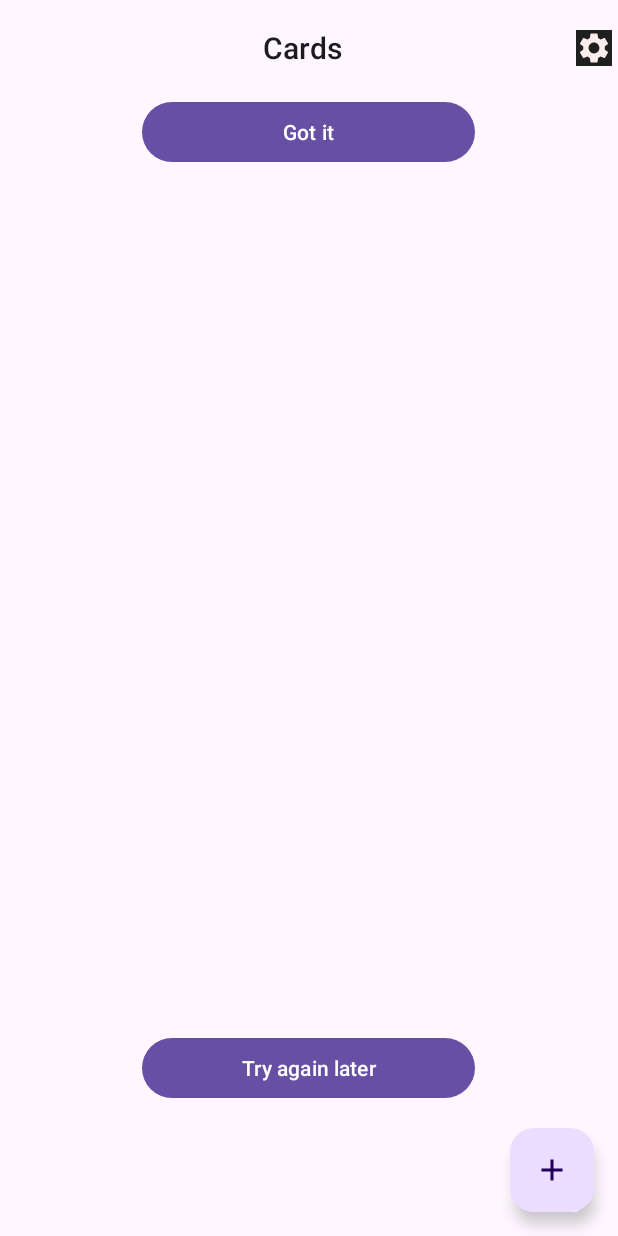
After one commit to Barbusya/TotalRecall, an Android app: the fragment CardsListFragment shown on its own in the app's theme, on a phone screen of 412 x 824 dp. The commit adds this screen. Run offline under Robolectric (Android 15) with nearby library versions, the phone set to English and light mode, and no system bars; 1 statement that could not run was skipped.

Commit message:
CardsList start

```diff
--- /dev/null
+++ b/app/src/main/java/com/bbbrrr8877/totalrecall/cardsList/data/CardsListCloudDataSource.kt
@@ -0,0 +1,4 @@
+package com.bbbrrr8877.totalrecall.cardsList.data
+
+interface CardsListCloudDataSource {
+}
--- /dev/null
+++ b/app/src/main/java/com/bbbrrr8877/totalrecall/cardsList/data/CardsListRepository.kt
@@ -0,0 +1,4 @@
+package com.bbbrrr8877.totalrecall.cardsList.data
+
+interface CardsListRepository {
+}
--- /dev/null
+++ b/app/src/main/java/com/bbbrrr8877/totalrecall/cardsList/presentation/CardsListAdapter.kt
@@ -0,0 +1,4 @@
+package com.bbbrrr8877.totalrecall.cardsList.presentation
+
+class CardsListAdapter {
+}
--- /dev/null
+++ b/app/src/main/java/com/bbbrrr8877/totalrecall/cardsList/presentation/CardsListFragment.kt
@@ -0,0 +1,9 @@
+package com.bbbrrr8877.totalrecall.cardsList.presentation
+
+import com.bbbrrr8877.totalrecall.R
+import com.bbbrrr8877.totalrecall.core.BaseFragment
+
+class CardsListFragment : BaseFragment<CardsListViewModel>(R.layout.faragment_cards_list) {
+
+    override val viewModelClass = CardsListViewModel::class.java
+}
--- /dev/null
+++ b/app/src/main/java/com/bbbrrr8877/totalrecall/cardsList/presentation/CreateTopicScreen.kt
@@ -0,0 +1,6 @@
+package com.bbbrrr8877.totalrecall.cardsList.presentation
+
+import com.bbbrrr8877.totalrecall.createTopics.presentation.CreateTopicFragment
+import com.bbbrrr8877.totalrecall.main.Screen
+
+object CreateTopicScreen : Screen.Replace(CreateTopicFragment::class.java)
--- a/app/src/main/java/com/bbbrrr8877/totalrecall/createTopics/presentation/CardListScreen.kt
+++ b/app/src/main/java/com/bbbrrr8877/totalrecall/createTopics/presentation/CardListScreen.kt
@@ -4,7 +4,4 @@ import com.bbbrrr8877.totalrecall.main.Screen
 import com.bbbrrr8877.totalrecall.topics.presentation.TopicsListFragment
 
 
-/**
- * TODO Refactor and replace
- */
 object CardListScreen : Screen.Replace(TopicsListFragment::class.java)
--- a/app/src/main/java/com/bbbrrr8877/totalrecall/createTopics/presentation/CreateTopicScreen.kt
+++ /dev/null
@@ -1,5 +0,0 @@
-package com.bbbrrr8877.totalrecall.createTopics.presentation
-
-import com.bbbrrr8877.totalrecall.main.Screen
-
-object CreateTopicScreen : Screen.Replace(CreateTopicFragment::class.java)
--- a/app/src/main/java/com/bbbrrr8877/totalrecall/topics/presentation/TopicsListViewModel.kt
+++ b/app/src/main/java/com/bbbrrr8877/totalrecall/topics/presentation/TopicsListViewModel.kt
@@ -8,7 +8,7 @@ import com.bbbrrr8877.totalrecall.core.DispatchersList
 import com.bbbrrr8877.totalrecall.core.Init
 import com.bbbrrr8877.totalrecall.core.ProvideError
 import com.bbbrrr8877.totalrecall.core.Reload
-import com.bbbrrr8877.totalrecall.createTopics.presentation.CreateTopicScreen
+import com.bbbrrr8877.totalrecall.cardsList.presentation.CreateTopicScreen
 import com.bbbrrr8877.totalrecall.main.NavigationCommunication
 import com.bbbrrr8877.totalrecall.profile.presentation.ProfileScreen
 import com.bbbrrr8877.totalrecall.topics.data.TopicsRepository
--- /dev/null
+++ b/app/src/main/res/layout/faragment_cards_list.xml
@@ -0,0 +1,68 @@
+<?xml version="1.0" encoding="utf-8"?>
+<LinearLayout xmlns:android="http://schemas.android.com/apk/res/android"
+    xmlns:app="http://schemas.android.com/apk/res-auto"
+    android:layout_width="match_parent"
+    android:layout_height="match_parent"
+    android:orientation="vertical">
+
+    <androidx.appcompat.widget.Toolbar
+        android:id="@+id/toolbar"
+        android:layout_width="match_parent"
+        android:layout_height="wrap_content">
+
+        <TextView
+            android:layout_width="wrap_content"
+            android:layout_height="wrap_content"
+            android:layout_gravity="center"
+            android:layout_margin="@dimen/_8dp"
+            android:text="@string/cards"
+            android:textAppearance="@style/TextAppearance.AppCompat.Title" />
+
+        <ImageButton
+            android:id="@+id/settingsButton"
+            android:layout_width="wrap_content"
+            android:layout_height="wrap_content"
+            android:layout_gravity="end"
+            android:layout_margin="@dimen/_4dp"
+            android:background="@color/design_default_color_on_secondary"
+            android:src="@drawable/ic_settings" />
+
+    </androidx.appcompat.widget.Toolbar>
+
+    <Button
+        android:id="@+id/got_it"
+        android:layout_width="100pt"
+        android:layout_height="wrap_content"
+        android:layout_gravity="center"
+        android:text="@string/got_it" />
+
+    <androidx.recyclerview.widget.RecyclerView
+        android:id="@+id/cardsRecyclerView"
+        android:layout_width="match_parent"
+        android:layout_height="0dp"
+        android:layout_marginHorizontal="@dimen/_16dp"
+        android:layout_weight="1"
+        android:clipToPadding="false"
+        android:orientation="horizontal"
+        app:layoutManager="androidx.recyclerview.widget.LinearLayoutManager" />
+
+
+    <Button
+        android:id="@+id/try_again_later"
+        android:layout_width="100pt"
+        android:layout_height="wrap_content"
+        android:layout_gravity="center"
+        android:text="@string/try_again_later" />
+
+
+    <com.google.android.material.floatingactionbutton.FloatingActionButton
+        android:id="@+id/createButton"
+        android:layout_width="wrap_content"
+        android:layout_height="wrap_content"
+        android:layout_gravity="end|bottom"
+        android:layout_margin="@dimen/_16dp"
+        android:contentDescription="@string/add_new_topic_description"
+        app:srcCompat="@drawable/ic_add" />
+
+
+</LinearLayout>
--- a/app/src/main/res/values/strings.xml
+++ b/app/src/main/res/values/strings.xml
@@ -17,4 +17,7 @@
     <string name="topic_name">Topic name</string>
     <string name="at_least_1_symbols">At least 1 symbols</string>
     <string name="topic_already_exists">Topic already exists</string>
+    <string name="cards">Cards</string>
+    <string name="try_again_later">Try again later</string>
+    <string name="got_it">Got it</string>
 </resources>
```
Also changed, not shown: app/src/main/java/com/bbbrrr8877/totalrecall/cardsList/data/CardsList.kt (added, +22 -0 lines), app/src/main/java/com/bbbrrr8877/totalrecall/cardsList/presentation/CardsListCommunication.kt (added, +8 -0 lines), app/src/main/java/com/bbbrrr8877/totalrecall/cardsList/presentation/CardsListUi.kt (added, +23 -0 lines), app/src/main/java/com/bbbrrr8877/totalrecall/cardsList/presentation/CardsListUiState.kt (added, +22 -0 lines), app/src/main/java/com/bbbrrr8877/totalrecall/cardsList/presentation/CardsListViewModel.kt (added, +30 -0 lines), 1 other file.
